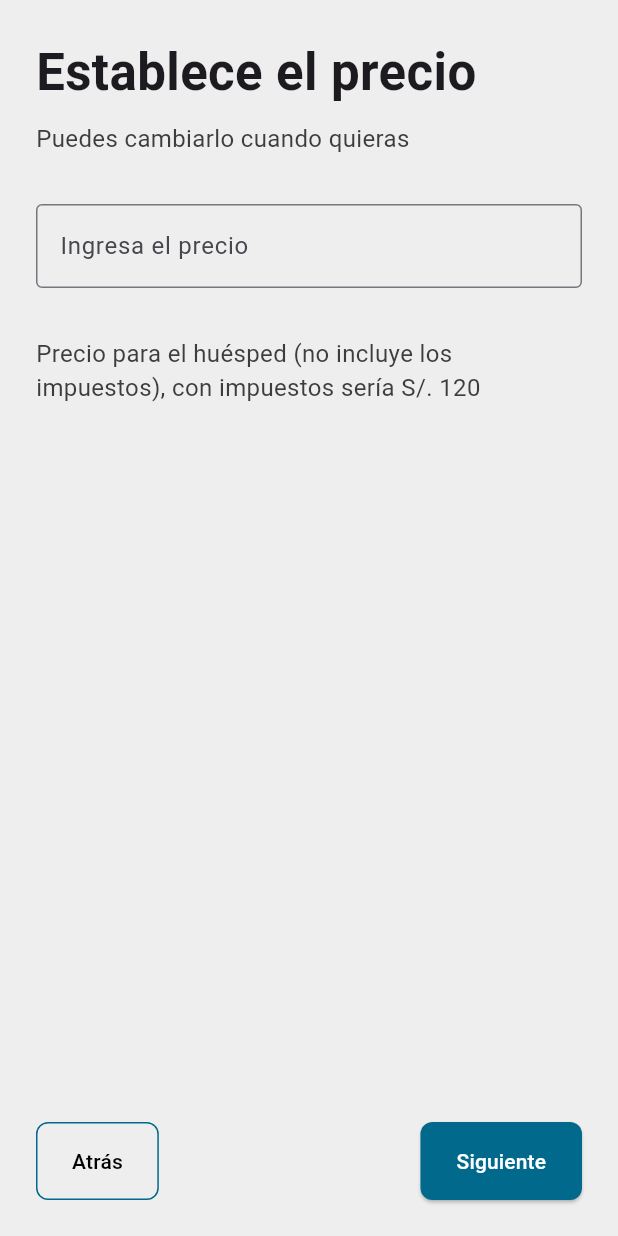
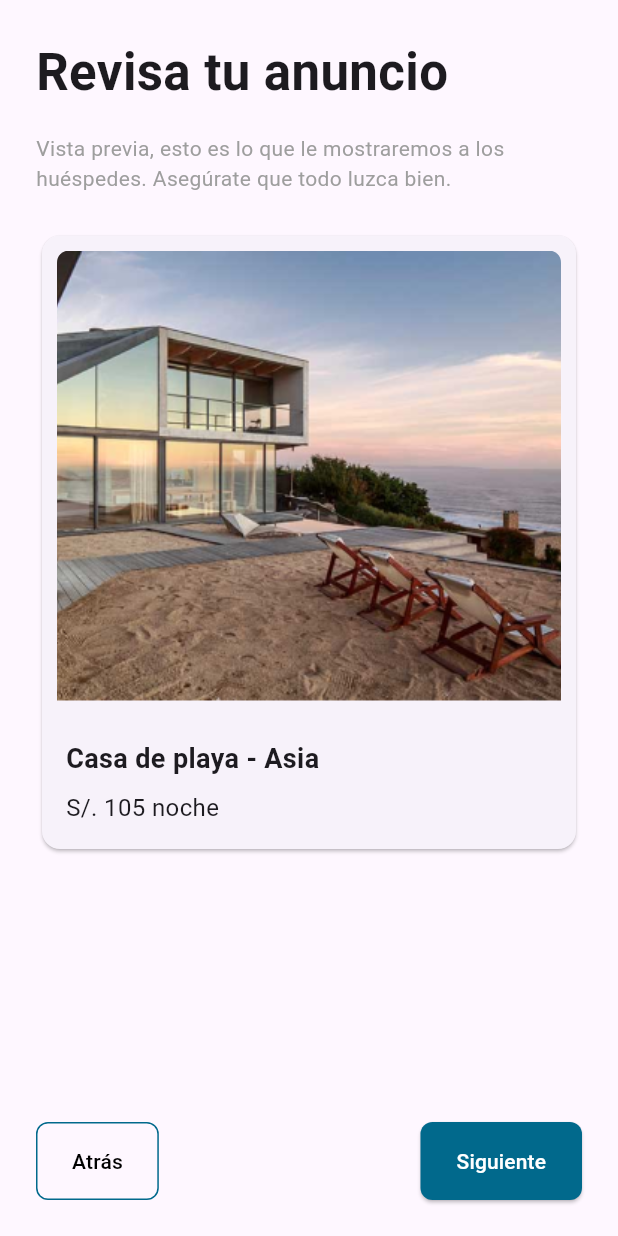
Before and after one commit to Aplicaciones-Moviles-WV61-Grupo4/NestHubApp, a Flutter app: the PriceSettingScreen screen opened directly, after a tap on "Siguiente", on a phone screen of 412 x 824 dp. Run offline on Flutter 3.47's test engine with Material 3 defaults, Android fonts, the phone set to English and light mode, and no system bars; our stand-ins replace google_maps_flutter.

Commit message:
feat: updated button navigation

```diff
--- a/lib/address_confirmation_screen.dart
+++ b/lib/address_confirmation_screen.dart
@@ -1,5 +1,6 @@
 import 'package:flutter/material.dart';
-import 'package:nesthub/step_1_page.dart'; // Asegúrate de que la ruta sea correcta
+import 'package:nesthub/step_1_page.dart';
+import 'package:nesthub/step_2_page.dart'; // Asegúrate de que la ruta sea correcta
 
 class AddressConfirmationScreen extends StatelessWidget {
   const AddressConfirmationScreen({super.key});
@@ -60,7 +61,7 @@ class AddressConfirmationScreen extends StatelessWidget {
                       Navigator.push(
                         context,
                         MaterialPageRoute(
-                          builder: (context) => const Step1Page(),
+                          builder: (context) => const Step2Page(),
                         ),
                       );
                     },
--- a/lib/price_setting_screen.dart
+++ b/lib/price_setting_screen.dart
@@ -1,5 +1,6 @@
 import 'package:flutter/material.dart';
 import 'package:flutter/services.dart';
+import 'package:nesthub/publish_screen.dart';
 import 'package:nesthub/step_3_page.dart'; // Importar FilteringTextInputFormatter
 
 class PriceSettingScreen extends StatelessWidget {
@@ -57,13 +58,15 @@ class PriceSettingScreen extends StatelessWidget {
                     onPressed: () {
                       Navigator.push(
                         context,
-                        MaterialPageRoute(builder: (context) => const Step3Page()),
+                        MaterialPageRoute(
+                            builder: (context) => const Step3Page()),
                       );
                     },
                     style: OutlinedButton.styleFrom(
                       side: const BorderSide(color: Color(0xFF01698C)),
                       foregroundColor: Colors.black,
-                      padding: const EdgeInsets.symmetric(vertical: 16, horizontal: 24),
+                      padding: const EdgeInsets.symmetric(
+                          vertical: 16, horizontal: 24),
                       shape: RoundedRectangleBorder(
                         borderRadius: BorderRadius.circular(8),
                       ),
@@ -71,11 +74,18 @@ class PriceSettingScreen extends StatelessWidget {
                     child: const Text('Atrás'),
                   ),
                   ElevatedButton(
-                    onPressed: () {},
+                    onPressed: () {
+                      Navigator.push(
+                        context,
+                        MaterialPageRoute(
+                            builder: (context) => const PublishScreen()),
+                      );
+                    },
                     style: ElevatedButton.styleFrom(
                       backgroundColor: const Color(0xFF01698C),
                       foregroundColor: Colors.white,
-                      padding: const EdgeInsets.symmetric(vertical: 16, horizontal: 24),
+                      padding: const EdgeInsets.symmetric(
+                          vertical: 16, horizontal: 24),
                       shape: RoundedRectangleBorder(
                         borderRadius: BorderRadius.circular(8),
                       ),
--- /dev/null
+++ b/lib/publish_screen.dart
@@ -0,0 +1,114 @@
+import 'package:flutter/material.dart';
+import 'package:flutter/services.dart';
+import 'package:nesthub/step_3_page.dart'; // Ensure this import is correct for your project
+
+class PublishScreen extends StatelessWidget {
+  const PublishScreen({super.key});
+
+  @override
+  Widget build(BuildContext context) {
+    return Scaffold(
+      body: SafeArea(
+        child: Padding(
+          padding: const EdgeInsets.all(24.0),
+          child: Column(
+            crossAxisAlignment: CrossAxisAlignment.start,
+            children: [
+              const Text(
+                'Revisa tu anuncio',
+                style: TextStyle(
+                  fontSize: 34,
+                  fontWeight: FontWeight.bold,
+                ),
+              ),
+              const SizedBox(height: 16),
+              const Text(
+                'Vista previa, esto es lo que le mostraremos a los huéspedes. Asegúrate que todo luzca bien.',
+                style: TextStyle(
+                  color: Colors.grey,
+                ),
+              ),
+              const SizedBox(height: 24),
+              Card(
+                child: Column(
+                  crossAxisAlignment: CrossAxisAlignment.start,
+                  children: [
+                    Padding(
+                      padding: const EdgeInsets.all(10.0),
+                      child: ClipRRect(
+                        borderRadius: const BorderRadius.vertical(
+                            top: Radius.circular(8)),
+                        child: Image.asset(
+                          'assets/profile_icons/publish.png', // Updated to use the local asset
+                          fit: BoxFit.cover,
+                          height: 300,
+                          width: double.infinity,
+                        ),
+                      ),
+                    ),
+                    const Padding(
+                      padding: EdgeInsets.all(16.0),
+                      child: Column(
+                        crossAxisAlignment: CrossAxisAlignment.start,
+                        children: [
+                          Text(
+                            'Casa de playa - Asia',
+                            style: TextStyle(
+                              fontSize: 18,
+                              fontWeight: FontWeight.bold,
+                            ),
+                          ),
+                          SizedBox(height: 8),
+                          Text(
+                            'S/. 105 noche',
+                            style: TextStyle(
+                              fontSize: 16,
+                            ),
+                          ),
+                        ],
+                      ),
+                    ),
+                  ],
+                ),
+              ),
+              const Spacer(),
+              Row(
+                mainAxisAlignment: MainAxisAlignment.spaceBetween,
+                children: [
+                  OutlinedButton(
+                    onPressed: () {
+                      Navigator.pop(context); // Handle back action
+                    },
+                    style: OutlinedButton.styleFrom(
+                      side: const BorderSide(color: Color(0xFF01698C)),
+                      foregroundColor: Colors.black,
+                      padding: const EdgeInsets.symmetric(
+                          vertical: 16, horizontal: 24),
+                      shape: RoundedRectangleBorder(
+                        borderRadius: BorderRadius.circular(8),
+                      ),
+                    ),
+                    child: const Text('Atrás'),
+                  ),
+                  ElevatedButton(
+                    onPressed: () {},
+                    style: ElevatedButton.styleFrom(
+                      backgroundColor: const Color(0xFF01698C),
+                      foregroundColor: Colors.white,
+                      padding: const EdgeInsets.symmetric(
+                          vertical: 16, horizontal: 24),
+                      shape: RoundedRectangleBorder(
+                        borderRadius: BorderRadius.circular(8),
+                      ),
+                    ),
+                    child: const Text('Siguiente'),
+                  ),
+                ],
+              ),
+            ],
+          ),
+        ),
+      ),
+    );
+  }
+}
--- a/pubspec.yaml
+++ b/pubspec.yaml
@@ -52,3 +52,4 @@ flutter:
     - assets/profile_icons/message.png
     - assets/profile_icons/image_confirmation.png
     - assets/profile_icons/profile.png
+    - assets/profile_icons/publish.png
```
Also changed, not shown: lib/location_setting_screen.dart (+9 -1 lines), lib/main.dart (+3 -7 lines), lib/photo_upload_screen.dart (+10 -4 lines), lib/step_2_page.dart (+15 -9 lines), lib/step_3_page.dart (+18 -7 lines), lib/title_description_screen.dart (+8 -1 lines), assets/profile_icons/publish.png (added).
